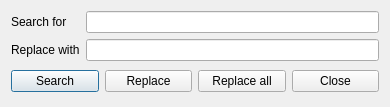
Old version of the form resources/ui/replace_dialog.ui in the repository open-cogsci/OpenSesame.
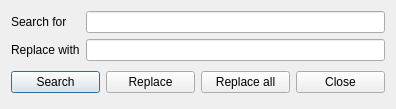
New version of the form. Icons and pictures are not drawn.

What changed in the file:
```diff
--- a/resources/ui/replace_dialog.ui
+++ b/resources/ui/replace_dialog.ui
@@ -6,8 +6,8 @@
    <rect>
     <x>0</x>
     <y>0</y>
-    <width>390</width>
-    <height>107</height>
+    <width>396</width>
+    <height>109</height>
    </rect>
   </property>
   <property name="windowTitle">
```
Left out of the diff: 12 changed lines with no effect on the pictures.
